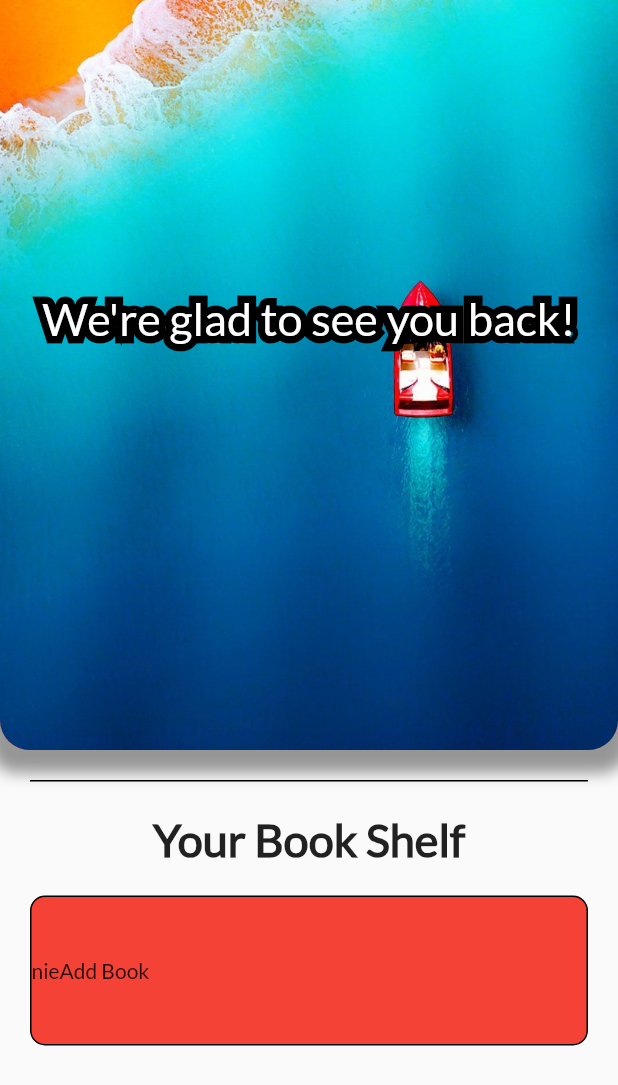
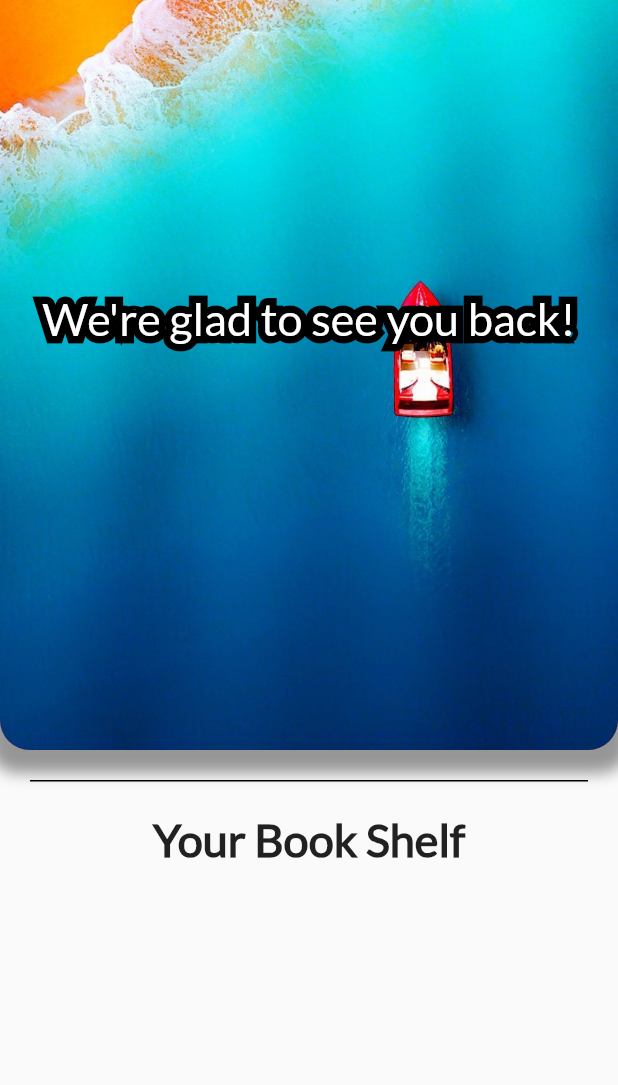
Before and after one commit to KeemoKimo/library_app, a Flutter app: the HomeScreen screen opened by its route, on a phone screen of 412 x 824 dp. Shown: the top 1085 px of the screen. Run offline on Flutter 3.47's test engine with Material 2 defaults, Android fonts, the phone set to English and light mode, and no system bars; our stand-ins replace cloud_firestore, file_picker, firebase_auth, firebase_core, firebase_storage, image_picker; accounts and stored records are empty.

```diff
--- a/lib/HomeScreen.dart
+++ b/lib/HomeScreen.dart
@@ -6,7 +6,6 @@ import 'package:cloud_firestore/cloud_firestore.dart';
 import 'package:library_app/DatabaseSerivces.dart';
 import 'package:library_app/addBook.dart';
 import 'package:library_app/main.dart';
-import 'package:firebase_storage/firebase_storage.dart';
 import 'package:file_picker/file_picker.dart';
 import 'package:path/path.dart' as Path;
 
@@ -427,15 +426,54 @@ class _HomeScreenState extends State<HomeScreen> {
                     }
                     final books = snapshot.data!.docs;
 
-                    List<Text> bookWidgets = [];
+                    List<Card> bookWidgets = [];
                     for (var book in books) {
                       title = (book.data() as Map)['title'];
                       var author = (book.data() as Map)['author'];
                       var owner = (book.data() as Map)['owner'];
 
                       if (owner == userEmail) {
-                        final bookWidget =
-                            Text('$title from $owner by $author');
+                        final bookWidget = Card(
+                          semanticContainer: true,
+                          clipBehavior: Clip.antiAliasWithSaveLayer,
+                          // child: Image.network(
+                          //   'https://placeimg.com/640/480/any',
+                          //   fit: BoxFit.fill,
+                          // ),
+                          child: Column(
+                            children: <Widget>[
+                              ListTile(
+                                leading: Icon(
+                                  Icons.book,
+                                  color: Colors.black,
+                                ),
+                                title: Text(title.toString()),
+                                subtitle: Text('The Book is by $author'),
+                              ),
+                              Row(
+                                mainAxisAlignment: MainAxisAlignment.end,
+                                children: <Widget>[
+                                  TextButton(
+                                    child: const Text('EDIT'),
+                                    onPressed: () {},
+                                  ),
+                                  const SizedBox(width: 8),
+                                  TextButton(
+                                    child: const Text('INFO'),
+                                    onPressed: () {},
+                                  ),
+                                  const SizedBox(width: 8),
+                                ],
+                              ),
+                            ],
+                          ),
+                          color: Colors.yellow,
+                          shape: RoundedRectangleBorder(
+                            borderRadius: BorderRadius.circular(10.0),
+                          ),
+                          elevation: 5,
+                          margin: EdgeInsets.all(10),
+                        );
                         bookWidgets.add(bookWidget);
                       }
                     }
@@ -537,23 +575,6 @@ class _HomeScreenState extends State<HomeScreen> {
                             ),
                           ),
                         ),
-                        Container(
-                          width: double.infinity,
-                          margin: EdgeInsets.only(left: 20, right: 20, top: 20),
-                          height: 100,
-                          decoration: BoxDecoration(
-                            color: Colors.red,
-                            border: Border.all(),
-                            borderRadius: BorderRadius.all(Radius.circular(10)),
-                          ),
-                          child: Row(
-                            mainAxisAlignment: MainAxisAlignment.start,
-                            children: [
-                              Text('nie'),
-                              Text('Add Book'),
-                            ],
-                          ),
-                        ),
                         Column(
                           children: bookWidgets,
                         )
--- a/pubspec.yaml
+++ b/pubspec.yaml
@@ -16,6 +16,8 @@ dependencies:
   cloud_firestore: ^2.4.0
   firebase_storage: ^10.0.1
   file_picker: ^4.0.0
+  image_picker: ^0.8.3+3
+  permission_handler: ^8.1.4+2
 
 dev_dependencies:
   flutter_test:
```
Also changed, not shown: lib/DatabaseSerivces.dart (+9 -4 lines), lib/addBook.dart (+75 -13 lines), pubspec.lock, 2 other files.
